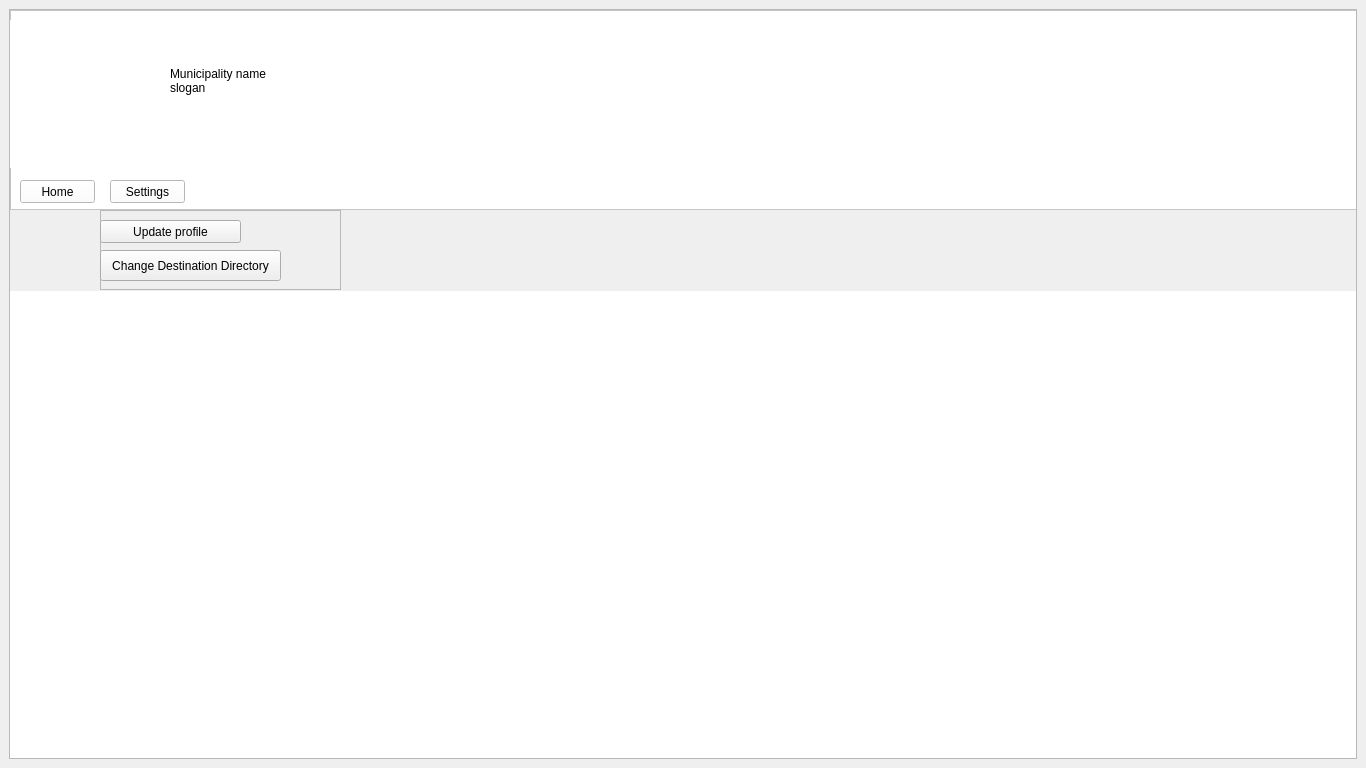
The window that Smartward/mainwindow.ui (cygnus55/smartward) describes before a commit, drawn with Qt 5.
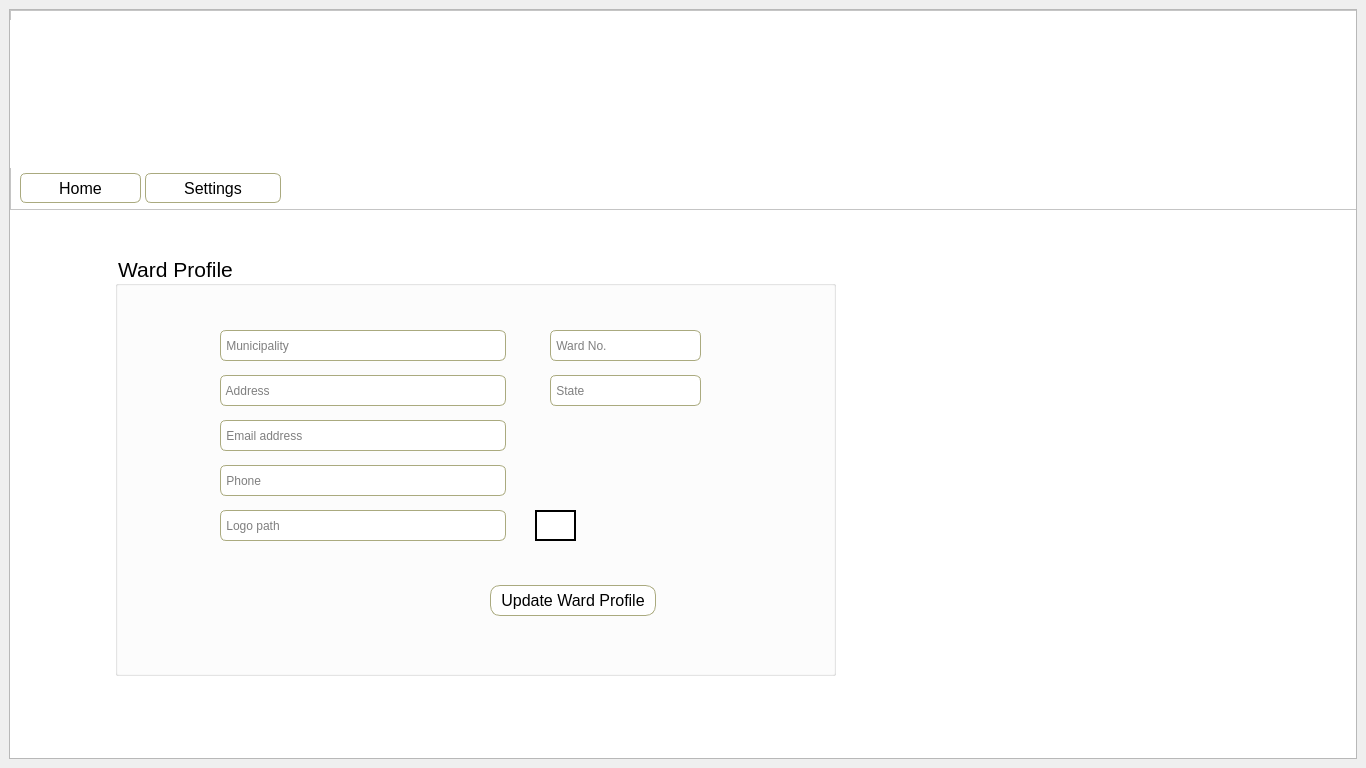
The same window after the commit. The open tabs and pages were chosen to show the change. Icons and pictures are not drawn.

Diff of the .ui file:
```diff
--- a/Smartward/mainwindow.ui
+++ b/Smartward/mainwindow.ui
@@ -51,7 +51,22 @@
          </rect>
         </property>
         <property name="styleSheet">
-         <string notr="true">background-color: rgb(255, 255, 255);</string>
+         <string notr="true">QFrame
+{
+background-color: rgb(255, 255, 255);
+}
+QPushButton:hover
+{
+background-color:rgb(248, 244, 255);
+}
+QPushButton
+{
+font-size:16px;
+}
+QLabel
+{
+color:red;
+}</string>
         </property>
         <property name="frameShape">
          <enum>QFrame::StyledPanel</enum>
@@ -78,26 +93,39 @@
         <widget class="QLabel" name="Mun_Name">
          <property name="geometry">
           <rect>
-           <x>160</x>
+           <x>185</x>
            <y>30</y>
-           <width>641</width>
-           <height>81</height>
+           <width>616</width>
+           <height>31</height>
           </rect>
          </property>
+         <property name="font">
+          <font>
+           <pointsize>20</pointsize>
+          </font>
+         </property>
+         <property name="styleSheet">
+          <string notr="true"/>
+         </property>
          <property name="text">
-          <string>Municipality name 
-slogan</string>
+          <string/>
          </property>
         </widget>
         <widget class="QPushButton" name="home_button">
          <property name="geometry">
           <rect>
            <x>10</x>
-           <y>170</y>
-           <width>75</width>
-           <height>23</height>
+           <y>163</y>
+           <width>121</width>
+           <height>30</height>
           </rect>
          </property>
+         <property name="styleSheet">
+          <string notr="true">border-radius:6px;
+border:1px solid rgb(170, 170, 127);
+qproperty-icon:url(:pic/home-icon.png);
+</string>
+         </property>
          <property name="text">
           <string>Home</string>
          </property>
@@ -105,32 +133,105 @@
         <widget class="QPushButton" name="setting_button">
          <property name="geometry">
           <rect>
-           <x>100</x>
-           <y>170</y>
-           <width>75</width>
-           <height>23</height>
+           <x>135</x>
+           <y>163</y>
+           <width>136</width>
+           <height>30</height>
           </rect>
          </property>
+         <property name="styleSheet">
+          <string notr="true">border-radius:6px;
+border:1px solid rgb(170, 170, 127);
+qproperty-icon:url(:pic/settings-icon.png);</string>
+         </property>
          <property name="text">
           <string>Settings</string>
          </property>
         </widget>
+        <widget class="QLabel" name="mun_logo_label">
+         <property name="geometry">
+          <rect>
+           <x>1170</x>
+           <y>10</y>
+           <width>150</width>
+           <height>148</height>
+          </rect>
+         </property>
+         <property name="text">
+          <string/>
+         </property>
+        </widget>
+        <widget class="QLabel" name="Mun_Ward_num">
+         <property name="geometry">
+          <rect>
+           <x>185</x>
+           <y>60</y>
+           <width>600</width>
+           <height>30</height>
+          </rect>
+         </property>
+         <property name="font">
+          <font>
+           <pointsize>14</pointsize>
+          </font>
+         </property>
+         <property name="styleSheet">
+          <string notr="true"/>
+         </property>
+         <property name="text">
+          <string/>
+         </property>
+        </widget>
        </widget>
        <widget class="QStackedWidget" name="stackedWidget">
         <property name="geometry">
          <rect>
           <x>0</x>
-          <y>281</y>
-          <width>1902</width>
-          <height>781</height>
+          <y>200</y>
+          <width>1366</width>
+          <height>568</height>
          </rect>
         </property>
         <property name="styleSheet">
-         <string notr="true">background-color: rgb(255, 255, 255);</string>
+         <string notr="true">QPushButton:hover
+{
+background-color:rgb(248, 244, 255);
+}
+QPushButton#delete_account_button:hover{
+background-color:rgb(255, 0, 0);
+color:rgb(255, 255, 255);
+}
+QPushButton#change_password_button:hover{
+background-color: rgb(170, 170, 255);
+color:rgb(0, 0, 127);
+}
+QPushButton#delete_account_button
+{
+background-color:rgb(248, 244, 255);
+}
+QPushButton#change_password_button
+{
+background-color:rgb(248, 244, 255);
+}
+QPushButton{
+border-radius:10px;
+border:1px solid rgb(170, 170, 127);
+font-size:16px;
+}
+QWidget
+{
+background-color: rgb(255, 255, 255);
+}
+
+
+
+</string>
         </property>
-        <widget class="QWidget" name="Setting_page"/>
-        <widget class="QWidget" name="HomePage">
-         <widget class="QPushButton" name="pushButton">
+        <property name="currentIndex">
+         <number>0</number>
+        </property>
+        <widget class="QWidget" name="home_page">
+         <widget class="QPushButton" name="vital_reg_button">
           <property name="geometry">
            <rect>
             <x>30</x>
@@ -183,47 +284,354 @@
           </property>
          </widget>
         </widget>
-       </widget>
-       <widget class="QFrame" name="dropbox">
-        <property name="geometry">
-         <rect>
-          <x>90</x>
-          <y>200</y>
-          <width>241</width>
-          <height>80</height>
-         </rect>
-        </property>
-        <property name="frameShape">
-         <enum>QFrame::StyledPanel</enum>
-        </property>
-        <property name="frameShadow">
-         <enum>QFrame::Raised</enum>
-        </property>
-        <widget class="QPushButton" name="updateprofile">
-         <property name="geometry">
-          <rect>
-           <x>0</x>
-           <y>10</y>
-           <width>141</width>
-           <height>23</height>
-          </rect>
-         </property>
-         <property name="text">
-          <string>Update profile</string>
-         </property>
+        <widget class="QWidget" name="change_password">
+         <widget class="QGroupBox" name="groupBox">
+          <property name="geometry">
+           <rect>
+            <x>180</x>
+            <y>90</y>
+            <width>496</width>
+            <height>256</height>
+           </rect>
+          </property>
+          <property name="font">
+           <font>
+            <pointsize>16</pointsize>
+           </font>
+          </property>
+          <property name="title">
+           <string>Change Password:</string>
+          </property>
+          <widget class="QLineEdit" name="old_password_lineedit">
+           <property name="geometry">
+            <rect>
+             <x>75</x>
+             <y>45</y>
+             <width>256</width>
+             <height>31</height>
+            </rect>
+           </property>
+           <property name="font">
+            <font>
+             <pointsize>10</pointsize>
+            </font>
+           </property>
+           <property name="styleSheet">
+            <string notr="true">border-radius:6px;
+border:1px solid rgb(170, 170, 127);</string>
+           </property>
+           <property name="echoMode">
+            <enum>QLineEdit::Password</enum>
+           </property>
+           <property name="placeholderText">
+            <string> Current Password</string>
+           </property>
+          </widget>
+          <widget class="QLineEdit" name="new_password_linedit">
+           <property name="geometry">
+            <rect>
+             <x>75</x>
+             <y>90</y>
+             <width>256</width>
+             <height>31</height>
+            </rect>
+           </property>
+           <property name="font">
+            <font>
+             <pointsize>10</pointsize>
+            </font>
+           </property>
+           <property name="styleSheet">
+            <string notr="true">border-radius:6px;
+border:1px solid rgb(170, 170, 127);</string>
+           </property>
+           <property name="echoMode">
+            <enum>QLineEdit::Password</enum>
+           </property>
+           <property name="placeholderText">
+            <string> New Password</string>
+           </property>
+          </widget>
+          <widget class="QLineEdit" name="reconfirm_password_lineedit">
+           <property name="geometry">
+            <rect>
+             <x>75</x>
+             <y>135</y>
+             <width>256</width>
+             <height>31</height>
+            </rect>
+           </property>
+           <property name="font">
+            <font>
+             <pointsize>10</pointsize>
+            </font>
+           </property>
+           <property name="styleSheet">
+            <string notr="true">border-radius:6px;
+border:1px solid rgb(170, 170, 127);</string>
+           </property>
+           <property name="echoMode">
+            <enum>QLineEdit::Password</enum>
+           </property>
+           <property name="placeholderText">
+            <string> Reconfirm New Password</string>
+           </property>
+          </widget>
+          <widget class="QPushButton" name="change_password_button">
+           <property name="geometry">
+            <rect>
+             <x>300</x>
+             <y>195</y>
+             <width>151</width>
+             <height>31</height>
+            </rect>
+           </property>
+           <property name="text">
+            <string>Change Password</string>
+           </property>
+          </widget>
+         </widget>
         </widget>
-        <widget class="QPushButton" name="changedir">
-         <property name="geometry">
-          <rect>
-           <x>0</x>
-           <y>40</y>
-           <width>181</width>
-           <height>31</height>
-          </rect>
-         </property>
-         <property name="text">
-          <string>Change Destination Directory</string>
-         </property>
+        <widget class="QWidget" name="remove_ward_page">
+         <widget class="QGroupBox" name="groupBox_2">
+          <property name="geometry">
+           <rect>
+            <x>180</x>
+            <y>90</y>
+            <width>481</width>
+            <height>211</height>
+           </rect>
+          </property>
+          <property name="font">
+           <font>
+            <pointsize>16</pointsize>
+           </font>
+          </property>
+          <property name="styleSheet">
+           <string notr="true"/>
+          </property>
+          <property name="title">
+           <string>Delete Account</string>
+          </property>
+          <widget class="QLabel" name="label">
+           <property name="geometry">
+            <rect>
+             <x>15</x>
+             <y>30</y>
+             <width>451</width>
+             <height>31</height>
+            </rect>
+           </property>
+           <property name="font">
+            <font>
+             <pointsize>12</pointsize>
+            </font>
+           </property>
+           <property name="text">
+            <string> Enter password for deletion if you are to delete your account:</string>
+           </property>
+          </widget>
+          <widget class="QLineEdit" name="deletion_password_lineedit">
+           <property name="geometry">
+            <rect>
+             <x>30</x>
+             <y>90</y>
+             <width>256</width>
+             <height>31</height>
+            </rect>
+           </property>
+           <property name="font">
+            <font>
+             <pointsize>12</pointsize>
+            </font>
+           </property>
+           <property name="styleSheet">
+            <string notr="true">border: 1px solid rgb(170, 170, 127);
+border-radius:6px;
+</string>
+           </property>
+           <property name="echoMode">
+            <enum>QLineEdit::PasswordEchoOnEdit</enum>
+           </property>
+           <property name="placeholderText">
+            <string> Enter password</string>
+           </property>
+          </widget>
+          <widget class="QPushButton" name="delete_account_button">
+           <property name="geometry">
+            <rect>
+             <x>240</x>
+             <y>150</y>
+             <width>136</width>
+             <height>31</height>
+            </rect>
+           </property>
+           <property name="text">
+            <string>Remove Account</string>
+           </property>
+          </widget>
+         </widget>
+        </widget>
+        <widget class="QWidget" name="update_ward_profile_page">
+         <widget class="QGroupBox" name="groupBox_3">
+          <property name="geometry">
+           <rect>
+            <x>105</x>
+            <y>45</y>
+            <width>721</width>
+            <height>421</height>
+           </rect>
+          </property>
+          <property name="font">
+           <font>
+            <pointsize>16</pointsize>
+           </font>
+          </property>
+          <property name="styleSheet">
+           <string notr="true">QLineEdit
+{
+	border: 1px solid rgb(170, 170, 127);
+	border-radius:6px;
+}
+QPushButton:hover
+{
+color:rgb(0, 0, 127);
+}</string>
+          </property>
+          <property name="title">
+           <string>Ward Profile</string>
+          </property>
+          <widget class="QLineEdit" name="municipality_update_lineedit">
+           <property name="geometry">
+            <rect>
+             <x>105</x>
+             <y>75</y>
+             <width>286</width>
+             <height>31</height>
+            </rect>
+           </property>
+           <property name="styleSheet">
+            <string notr="true"/>
+           </property>
+           <property name="placeholderText">
+            <string> Municipality</string>
+           </property>
+          </widget>
+          <widget class="QLineEdit" name="address_update_lineedit">
+           <property name="geometry">
+            <rect>
+             <x>105</x>
+             <y>120</y>
+             <width>286</width>
+             <height>31</height>
+            </rect>
+           </property>
+           <property name="styleSheet">
+            <string notr="true"/>
+           </property>
+           <property name="placeholderText">
+            <string> Address</string>
+           </property>
+          </widget>
+          <widget class="QLineEdit" name="email_update_lineedit">
+           <property name="geometry">
+            <rect>
+             <x>105</x>
+             <y>165</y>
+             <width>286</width>
+             <height>31</height>
+            </rect>
+           </property>
+           <property name="placeholderText">
+            <string> Email address</string>
+           </property>
+          </widget>
+          <widget class="QLineEdit" name="phone_update_lineedit">
+           <property name="geometry">
+            <rect>
+             <x>105</x>
+             <y>210</y>
+             <width>286</width>
+             <height>31</height>
+            </rect>
+           </property>
+           <property name="placeholderText">
+            <string> Phone</string>
+           </property>
+          </widget>
+          <widget class="QLineEdit" name="logo_path_update_lineedit">
+           <property name="geometry">
+            <rect>
+             <x>105</x>
+             <y>255</y>
+             <width>286</width>
+             <height>31</height>
+            </rect>
+           </property>
+           <property name="placeholderText">
+            <string> Logo path</string>
+           </property>
+          </widget>
+          <widget class="QLineEdit" name="state_update_lineedit">
+           <property name="geometry">
+            <rect>
+             <x>435</x>
+             <y>120</y>
+             <width>151</width>
+             <height>31</height>
+            </rect>
+           </property>
+           <property name="placeholderText">
+            <string> State</string>
+           </property>
+          </widget>
+          <widget class="QLineEdit" name="ward_no_update_lineedit">
+           <property name="geometry">
+            <rect>
+             <x>435</x>
+             <y>75</y>
+             <width>151</width>
+             <height>31</height>
+            </rect>
+           </property>
+           <property name="placeholderText">
+            <string> Ward No.</string>
+           </property>
+          </widget>
+          <widget class="QPushButton" name="browse">
+           <property name="geometry">
+            <rect>
+             <x>420</x>
+             <y>255</y>
+             <width>41</width>
+             <height>31</height>
+            </rect>
+           </property>
+           <property name="styleSheet">
+            <string notr="true">border: 2px solid black;
+border-radius:0px;
+border-image:url(:/pic/browse.png);
+
+</string>
+           </property>
+           <property name="text">
+            <string/>
+           </property>
+          </widget>
+          <widget class="QPushButton" name="update_ward_profile_button">
+           <property name="geometry">
+            <rect>
+             <x>375</x>
+             <y>330</y>
+             <width>166</width>
+             <height>31</height>
+            </rect>
+           </property>
+           <property name="text">
+            <string>Update Ward Profile</string>
+           </property>
+          </widget>
+         </widget>
         </widget>
        </widget>
       </widget>
```
Left out of the diff: 53 changed lines with no effect on the pictures.
